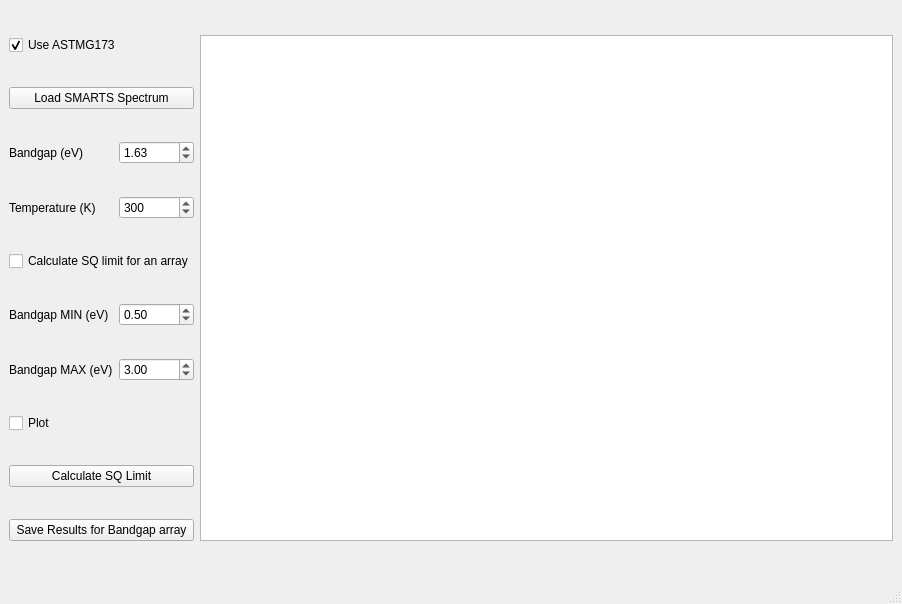
Qt form src/main/resources/base/SQ_GUI.ui (SarthakJariwala/Shockley-Queisser-Calculator) before a commit.
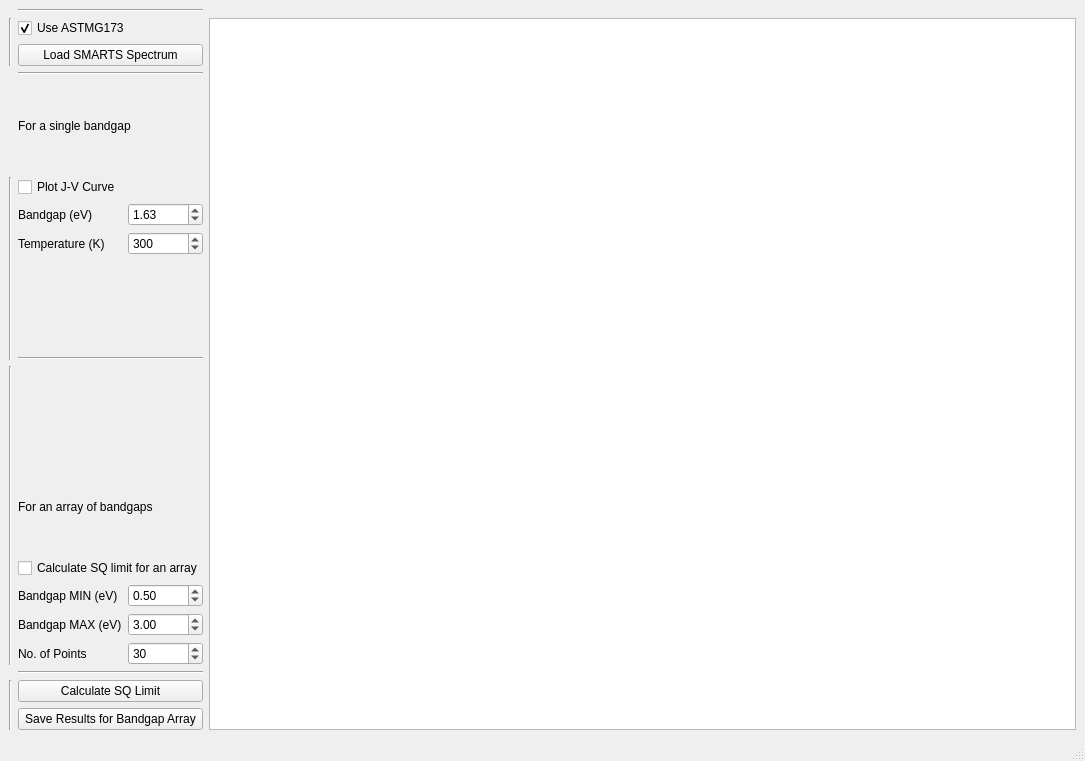
The same form after that commit.

Commit message: modify gui, new no of points input, requirements txt file

Diff of the .ui file:
```diff
--- a/src/main/resources/base/SQ_GUI.ui
+++ b/src/main/resources/base/SQ_GUI.ui
@@ -6,8 +6,8 @@
    <rect>
     <x>0</x>
     <y>0</y>
-    <width>902</width>
-    <height>604</height>
+    <width>1085</width>
+    <height>761</height>
    </rect>
   </property>
   <property name="windowTitle">
@@ -15,59 +15,28 @@
   </property>
   <widget class="QWidget" name="centralwidget">
    <layout class="QGridLayout" name="gridLayout">
-    <item row="4" column="0" colspan="2">
-     <widget class="QCheckBox" name="calc_SQ_array_checkBox">
-      <property name="text">
-       <string>Calculate SQ limit for an array</string>
+    <item row="10" column="0" rowspan="6">
+     <widget class="Line" name="line_5">
+      <property name="orientation">
+       <enum>Qt::Vertical</enum>
       </property>
      </widget>
     </item>
-    <item row="1" column="0" colspan="2">
-     <widget class="QPushButton" name="load_pushButton">
-      <property name="text">
-       <string>Load SMARTS Spectrum</string>
-      </property>
-     </widget>
-    </item>
-    <item row="0" column="0" colspan="2">
-     <widget class="QCheckBox" name="load_checkBox">
-      <property name="text">
-       <string>Use ASTMG173</string>
-      </property>
-      <property name="checked">
-       <bool>true</bool>
-      </property>
-     </widget>
-    </item>
-    <item row="2" column="0">
-     <widget class="QLabel" name="label">
-      <property name="text">
-       <string>Bandgap (eV)</string>
-      </property>
-     </widget>
-    </item>
-    <item row="5" column="1">
+    <item row="13" column="2">
      <widget class="QDoubleSpinBox" name="bandgap_min_doubleSpinBox">
       <property name="value">
        <double>0.500000000000000</double>
       </property>
      </widget>
     </item>
-    <item row="3" column="0">
+    <item row="7" column="1">
      <widget class="QLabel" name="label_4">
       <property name="text">
        <string>Temperature (K)</string>
       </property>
      </widget>
     </item>
-    <item row="6" column="1">
-     <widget class="QDoubleSpinBox" name="bandgap_max_doubleSpinBox">
-      <property name="value">
-       <double>3.000000000000000</double>
-      </property>
-     </widget>
-    </item>
-    <item row="3" column="1">
+    <item row="7" column="2">
      <widget class="QSpinBox" name="temp_spinBox">
       <property name="maximum">
        <number>1000</number>
@@ -77,51 +46,178 @@
       </property>
      </widget>
     </item>
-    <item row="2" column="1">
+    <item row="6" column="2">
      <widget class="QDoubleSpinBox" name="bandgap_doubleSpinBox">
       <property name="value">
        <double>1.630000000000000</double>
       </property>
      </widget>
     </item>
-    <item row="6" column="0">
+    <item row="14" column="1">
      <widget class="QLabel" name="label_3">
       <property name="text">
        <string>Bandgap MAX (eV)</string>
       </property>
      </widget>
     </item>
-    <item row="7" column="0">
-     <widget class="QCheckBox" name="plot_checkBox">
-      <property name="text">
-       <string>Plot</string>
-      </property>
-     </widget>
-    </item>
-    <item row="5" column="0">
+    <item row="13" column="1">
      <widget class="QLabel" name="label_2">
       <property name="text">
        <string>Bandgap MIN (eV)</string>
       </property>
      </widget>
     </item>
-    <item row="8" column="0" colspan="2">
+    <item row="1" column="1" colspan="2">
+     <widget class="QCheckBox" name="load_checkBox">
+      <property name="text">
+       <string>Use ASTMG173</string>
+      </property>
+      <property name="checked">
+       <bool>true</bool>
+      </property>
+     </widget>
+    </item>
+    <item row="2" column="1" colspan="2">
+     <widget class="QPushButton" name="load_pushButton">
+      <property name="text">
+       <string>Load SMARTS Spectrum</string>
+      </property>
+     </widget>
+    </item>
+    <item row="17" column="1" colspan="2">
      <widget class="QPushButton" name="CalcualteSQ_pushButton">
       <property name="text">
        <string>Calculate SQ Limit</string>
       </property>
      </widget>
     </item>
-    <item row="9" column="0" colspan="2">
+    <item row="6" column="1">
+     <widget class="QLabel" name="label">
+      <property name="text">
+       <string>Bandgap (eV)</string>
+      </property>
+     </widget>
+    </item>
+    <item row="14" column="2">
+     <widget class="QDoubleSpinBox" name="bandgap_max_doubleSpinBox">
+      <property name="value">
+       <double>3.000000000000000</double>
+      </property>
+     </widget>
+    </item>
+    <item row="18" column="1" colspan="2">
      <widget class="QPushButton" name="save_pushButton">
       <property name="text">
-       <string>Save Results for Bandgap array</string>
+       <string>Save Results for Bandgap Array</string>
       </property>
      </widget>
     </item>
-    <item row="0" column="2" rowspan="10">
+    <item row="1" column="3" rowspan="18">
      <widget class="QTextBrowser" name="textBrowser"/>
     </item>
+    <item row="15" column="2">
+     <widget class="QSpinBox" name="no_points_spinBox">
+      <property name="minimum">
+       <number>5</number>
+      </property>
+      <property name="maximum">
+       <number>500</number>
+      </property>
+      <property name="value">
+       <number>30</number>
+      </property>
+     </widget>
+    </item>
+    <item row="9" column="1" colspan="2">
+     <widget class="Line" name="line_2">
+      <property name="orientation">
+       <enum>Qt::Horizontal</enum>
+      </property>
+     </widget>
+    </item>
+    <item row="5" column="1">
+     <widget class="QCheckBox" name="plot_checkBox">
+      <property name="text">
+       <string>Plot J-V Curve</string>
+      </property>
+     </widget>
+    </item>
+    <item row="3" column="1" colspan="2">
+     <widget class="Line" name="line">
+      <property name="orientation">
+       <enum>Qt::Horizontal</enum>
+      </property>
+     </widget>
+    </item>
+    <item row="16" column="1" colspan="2">
+     <widget class="Line" name="line_3">
+      <property name="orientation">
+       <enum>Qt::Horizontal</enum>
+      </property>
+     </widget>
+    </item>
+    <item row="5" column="0" rowspan="5">
+     <widget class="Line" name="line_4">
+      <property name="orientation">
+       <enum>Qt::Vertical</enum>
+      </property>
+     </widget>
+    </item>
+    <item row="1" column="0" rowspan="2">
+     <widget class="Line" name="line_7">
+      <property name="orientation">
+       <enum>Qt::Vertical</enum>
+      </property>
+     </widget>
+    </item>
+    <item row="17" column="0" rowspan="2">
+     <widget class="Line" name="line_6">
+      <property name="orientation">
+       <enum>Qt::Vertical</enum>
+      </property>
+     </widget>
+    </item>
+    <item row="4" column="1" colspan="2">
+     <widget class="QLabel" name="label_6">
+      <property name="styleSheet">
+       <string notr="true">font: 9pt &quot;Arial&quot;;</string>
+      </property>
+      <property name="text">
+       <string>For a single bandgap</string>
+      </property>
+     </widget>
+    </item>
+    <item row="15" column="1">
+     <widget class="QLabel" name="label_5">
+      <property name="text">
+       <string>No. of Points</string>
+      </property>
+     </widget>
+    </item>
+    <item row="12" column="1" colspan="2">
+     <widget class="QCheckBox" name="calc_SQ_array_checkBox">
+      <property name="text">
+       <string>Calculate SQ limit for an array</string>
+      </property>
+     </widget>
+    </item>
+    <item row="11" column="1" colspan="2">
+     <widget class="QLabel" name="label_7">
+      <property name="styleSheet">
+       <string notr="true">font: 9pt &quot;Arial&quot;;</string>
+      </property>
+      <property name="text">
+       <string>For an array of bandgaps</string>
+      </property>
+     </widget>
+    </item>
+    <item row="0" column="1" colspan="2">
+     <widget class="Line" name="line_8">
+      <property name="orientation">
+       <enum>Qt::Horizontal</enum>
+      </property>
+     </widget>
+    </item>
    </layout>
   </widget>
   <widget class="QMenuBar" name="menubar">
```
Left out of the diff: 2 changed lines with no effect on the pictures. The commit also changes 3 other files.
